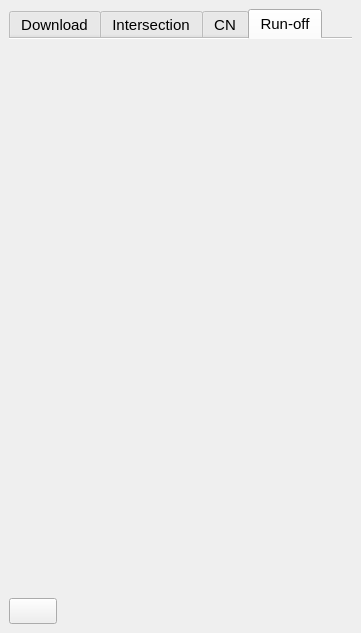
Above: czech_land_use_and_CN_Analyzer_dockwidget_base.ui from ctu-geoforall-lab/qgis-czech-lu-cn-analyzer-plugin before the change. Below: the same form after it.
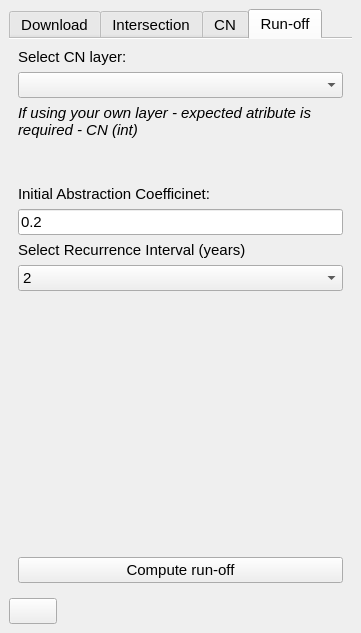
That is the form after the change. The open tabs and pages were chosen to show the change. Icons and pictures are not drawn. Custom widgets are drawn as their Qt base class.

Commit message:
Creation of Intersection Layer
>> new UI with functional Intersection tab and other tabs just as visual concept
>> newly created layers are automatically added to corresponding comboboxes
>> before combining HSG and LandUse layers are checked if they overlap each other and only their intersected area is used.
>> On intersection layer color table is applied
>> More LandUse codes and buffers added

The edit to the form file:
```diff
--- a/czech_land_use_and_CN_Analyzer_dockwidget_base.ui
+++ b/czech_land_use_and_CN_Analyzer_dockwidget_base.ui
@@ -10,6 +10,12 @@
     <height>633</height>
    </rect>
   </property>
+  <property name="sizePolicy">
+   <sizepolicy hsizetype="Preferred" vsizetype="Fixed">
+    <horstretch>0</horstretch>
+    <verstretch>0</verstretch>
+   </sizepolicy>
+  </property>
   <property name="windowTitle">
    <string>Czech Land Use and CN Analyzer</string>
   </property>
@@ -447,6 +453,150 @@
        <attribute name="title">
         <string>Run-off</string>
        </attribute>
+       <layout class="QGridLayout" name="gridLayout_4">
+        <item row="1" column="0">
+         <widget class="QgsMapLayerComboBox" name="mMapLayerComboBox_CN"/>
+        </item>
+        <item row="5" column="0">
+         <widget class="QLineEdit" name="InitialAbstractionCoeff">
+          <property name="sizePolicy">
+           <sizepolicy hsizetype="Expanding" vsizetype="Minimum">
+            <horstretch>0</horstretch>
+            <verstretch>0</verstretch>
+           </sizepolicy>
+          </property>
+          <property name="text">
+           <string>0.2</string>
+          </property>
+         </widget>
+        </item>
+        <item row="7" column="0">
+         <widget class="QComboBox" name="comboBox">
+          <item>
+           <property name="text">
+            <string>2</string>
+           </property>
+          </item>
+          <item>
+           <property name="text">
+            <string>5</string>
+           </property>
+          </item>
+          <item>
+           <property name="text">
+            <string>10</string>
+           </property>
+          </item>
+          <item>
+           <property name="text">
+            <string>20</string>
+           </property>
+          </item>
+          <item>
+           <property name="text">
+            <string>50</string>
+           </property>
+          </item>
+          <item>
+           <property name="text">
+            <string>100</string>
+           </property>
+          </item>
+         </widget>
+        </item>
+        <item row="4" column="0">
+         <widget class="QLabel" name="label_8">
+          <property name="sizePolicy">
+           <sizepolicy hsizetype="Preferred" vsizetype="Minimum">
+            <horstretch>0</horstretch>
+            <verstretch>0</verstretch>
+           </sizepolicy>
+          </property>
+          <property name="text">
+           <string>Initial Abstraction Coefficinet:</string>
+          </property>
+         </widget>
+        </item>
+        <item row="8" column="0">
+         <spacer name="verticalSpacer_7">
+          <property name="orientation">
+           <enum>Qt::Vertical</enum>
+          </property>
+          <property name="sizeHint" stdset="0">
+           <size>
+            <width>20</width>
+            <height>40</height>
+           </size>
+          </property>
+         </spacer>
+        </item>
+        <item row="0" column="0">
+         <widget class="QLabel" name="label_6">
+          <property name="sizePolicy">
+           <sizepolicy hsizetype="Minimum" vsizetype="Fixed">
+            <horstretch>0</horstretch>
+            <verstretch>0</verstretch>
+           </sizepolicy>
+          </property>
+          <property name="text">
+           <string>Select CN layer:</string>
+          </property>
+         </widget>
+        </item>
+        <item row="2" column="0">
+         <widget class="QLabel" name="label_7">
+          <property name="sizePolicy">
+           <sizepolicy hsizetype="Preferred" vsizetype="Maximum">
+            <horstretch>0</horstretch>
+            <verstretch>0</verstretch>
+           </sizepolicy>
+          </property>
+          <property name="font">
+           <font>
+            <pointsize>11</pointsize>
+            <italic>true</italic>
+            <kerning>true</kerning>
+           </font>
+          </property>
+          <property name="text">
+           <string>If using your own layer - expected atribute is required - CN (int)</string>
+          </property>
+          <property name="wordWrap">
+           <bool>true</bool>
+          </property>
+         </widget>
+        </item>
+        <item row="6" column="0">
+         <widget class="QLabel" name="label_9">
+          <property name="text">
+           <string>Select Recurrence Interval (years)</string>
+          </property>
+         </widget>
+        </item>
+        <item row="3" column="0">
+         <spacer name="verticalSpacer_6">
+          <property name="orientation">
+           <enum>Qt::Vertical</enum>
+          </property>
+          <property name="sizeType">
+           <enum>QSizePolicy::Fixed</enum>
+          </property>
+          <property name="sizeHint" stdset="0">
+           <size>
+            <width>20</width>
+            <height>40</height>
+           </size>
+          </property>
+         </spacer>
+        </item>
+        <item row="9" column="0">
+         <widget class="QPushButton" name="pushButton_2">
+          <property name="text">
+           <string>Compute run-off</string>
+          </property>
+         </widget>
+        </item>
+       </layout>
       </widget>
      </widget>
     </item>
@@ -454,6 +604,11 @@
   </widget>
  </widget>
  <customwidgets>
+  <customwidget>
+   <class>QgsFileWidget</class>
+   <extends>QWidget</extends>
+   <header>qgsfilewidget.h</header>
+  </customwidget>
   <customwidget>
    <class>QgsMapLayerComboBox</class>
    <extends>QComboBox</extends>
```
Left out of the diff: 246 changed lines with no effect on the pictures. The commit also changes 10 other files.
